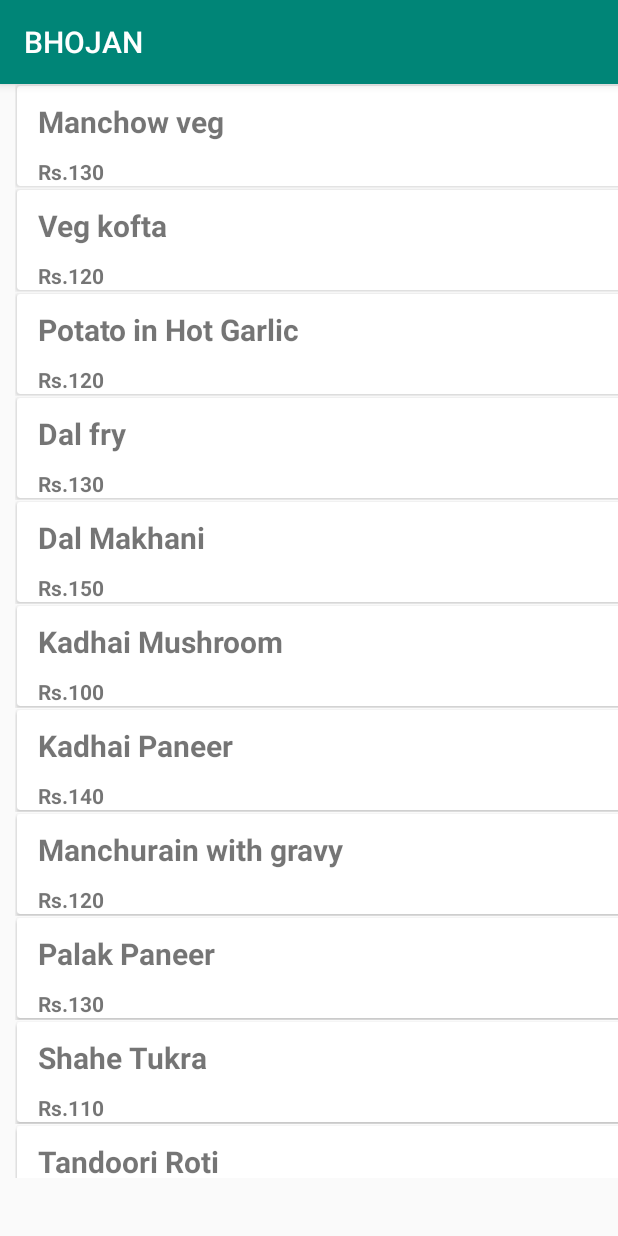
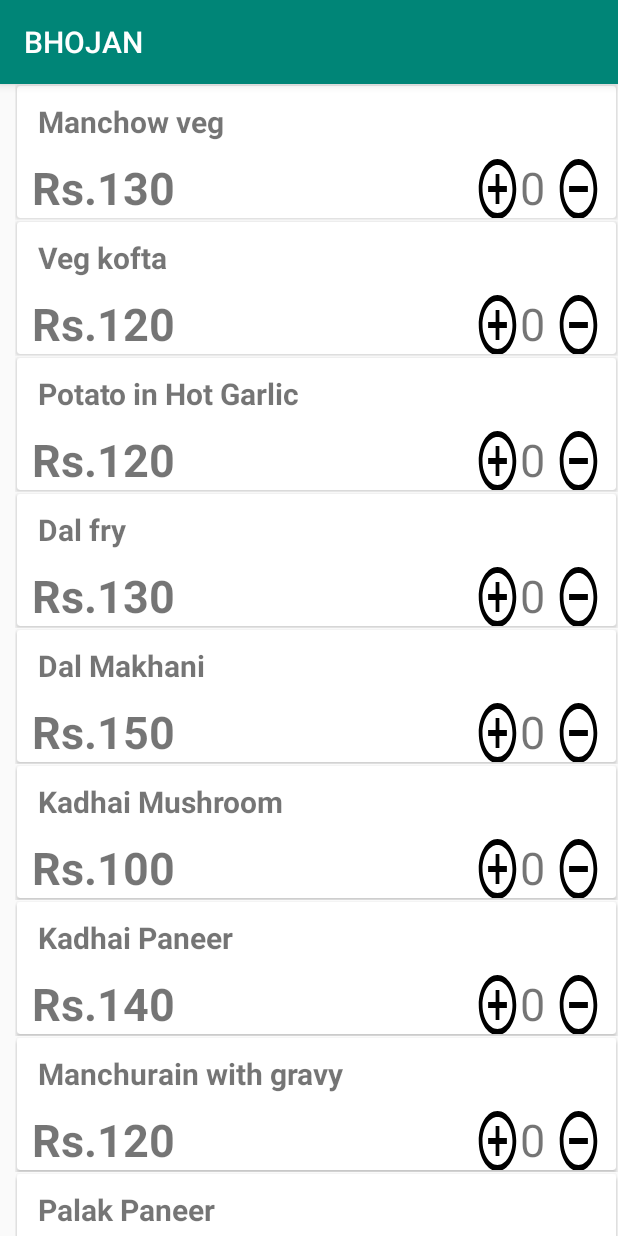
Before and after one commit to TechieAditi/BHOJAN, an Android app: the maincourse screen opened directly, with no data from a screen before it, on a phone screen of 412 x 824 dp. Run offline under Robolectric (Android 15) with nearby library versions, the phone set to English and light mode, and no system bars.

Commit message:
new updates

```diff
--- a/app/build.gradle
+++ b/app/build.gradle
@@ -1,4 +1,5 @@
 apply plugin: 'com.android.application'
+apply plugin: 'com.google.gms.google-services'
 
 android {
     compileSdkVersion 28
@@ -23,9 +24,11 @@ dependencies {
     implementation 'androidx.appcompat:appcompat:1.1.0'
     implementation 'androidx.constraintlayout:constraintlayout:1.1.3'
     implementation 'com.google.android.material:material:1.0.0'
+    implementation 'com.google.firebase:firebase-database:16.0.4'
     testImplementation 'junit:junit:4.12'
     androidTestImplementation 'androidx.test.ext:junit:1.1.1'
     androidTestImplementation 'androidx.test.espresso:espresso-core:3.2.0'
     implementation 'androidx.recyclerview:recyclerview:1.0.0'
     implementation 'androidx.cardview:cardview:1.0.0'
+    implementation 'com.google.firebase:firebase-auth:16.0.4'
 }
--- a/app/src/main/AndroidManifest.xml
+++ b/app/src/main/AndroidManifest.xml
@@ -9,7 +9,8 @@
         android:roundIcon="@mipmap/ic_launcher_round"
         android:supportsRtl="true"
         android:theme="@style/AppTheme">
-        <activity android:name=".dessert"></activity>
+        <activity android:name=".Loginactivity"></activity>
+        <activity android:name=".dessert" />
         <activity android:name=".bevrage" />
         <activity android:name=".maincourse" />
         <activity android:name=".starter" />
--- a/app/src/main/java/Adapter/MyAdapter.java
+++ b/app/src/main/java/Adapter/MyAdapter.java
@@ -1,42 +1,50 @@
 package Adapter;
 
 import android.content.Context;
+import android.content.Intent;
 import android.view.LayoutInflater;
 import android.view.View;
 import android.view.ViewGroup;
+import android.widget.Button;
 import android.widget.TextView;
 import android.widget.Toast;
 
 import androidx.annotation.NonNull;
 import androidx.recyclerview.widget.RecyclerView;
 
+import com.elab.bhojan.MainActivity;
 import com.elab.bhojan.R;
 
 import java.util.List;
 
 import Model.listitem;
 
+import static android.media.CamcorderProfile.get;
+
 public class MyAdapter extends RecyclerView.Adapter<MyAdapter.ViewHolder> {
-private Context context;
-private  List<listitem> listitems;
-  public MyAdapter(Context context, List listitem)
-  {
-      this.context=context;
-      this.listitems=listitem;
+    int count=0;
+    private Context context;
+    private List<listitem> listitems;
 
-  }
+    public MyAdapter(Context context, List listitem) {
+        this.context = context;
+        this.listitems = listitem;
+
+    }
+
     @Override
     public ViewHolder onCreateViewHolder(@NonNull ViewGroup parent, int viewType) {
-      View view= LayoutInflater.from(parent.getContext()).inflate(R.layout.list_row,parent,false);
-      return new ViewHolder(view);
+        View view = LayoutInflater.from(parent.getContext()).inflate(R.layout.list_row, parent, false);
+        return new ViewHolder(view);
 
     }
 
     @Override
     public void onBindViewHolder(@NonNull MyAdapter.ViewHolder holder, int position) {
-      listitem items=listitems.get(position);
-     holder.name.setText(items.getName());
-     holder.price.setText(items.getPrice());
+        listitem items = listitems.get(position);
+        holder.name.setText(items.getName());
+        holder.price.setText(items.getPrice());
+        holder.quantity.setText(items.getqu());
     }
 
     @Override
@@ -44,26 +52,86 @@ private  List<listitem> listitems;
         return listitems.size();
     }
 
-    public class ViewHolder extends RecyclerView.ViewHolder implements View.OnClickListener
-    {
+    public class ViewHolder extends RecyclerView.ViewHolder implements View.OnClickListener {
         public TextView name;
         public TextView price;
+        public TextView quantity;
+        public Button submit;
+        public Button addButton;
+        public Button minusbutton;
+
         public ViewHolder(@NonNull View itemView) {
             super(itemView);
             itemView.setOnClickListener(this);
-            name=(TextView)itemView.findViewById(R.id.name);
-            price=(TextView)itemView.findViewById(R.id.price);
+
+            name = (TextView) itemView.findViewById(R.id.name);
+            price = (TextView) itemView.findViewById(R.id.price);
+            quantity = (TextView) itemView.findViewById(R.id.quantity);
+            addButton = (Button) itemView.findViewById(R.id.add);
+            minusbutton = (Button) itemView.findViewById(R.id.minus);
+            //submit = (Button) itemView.findViewById(R.id.place);
+           /* submit.setOnClickListener(new View.OnClickListener() {
+                @Override
+                public void onClick(View v) {
+                    Toast.makeText(context,"Order placed...Returning to main menu",Toast.LENGTH_LONG).show();
+                    Intent intent=new Intent(context, MainActivity.class);
+                    context.startActivity(intent);
+                }
+            });
+*/
+
+            addButton.setOnClickListener(this);
+            minusbutton.setOnClickListener(this);
+        }
+        public void onClick(View view) {
+            switch (view.getId())
+            {
+                case R.id.add :
+                    int position = getAdapterPosition();
+                    listitem items = listitems.get(position);
+                    editItem(items);
+
+                    break;
+                case R.id.minus :
+                     position = getAdapterPosition();
+                     items = listitems.get(position);
+
+                    editminusItem(items);
+                    break;
+            }
 
         }
 
-        @Override
-        public void onClick(View view) {
+        private void editminusItem(final listitem items) {
+            if(items.getqu().equals("0"))
+            {
+             Toast.makeText(context,"wrong",Toast.LENGTH_LONG).show();
+            }
+            else {
+                --count;
+                String c = Integer.toString(count);
+                items.setqu(c);
+            }
+            addtofirebase();
 
-            //get position of the row click
-            int pos=getAdapterPosition();
-            listitem item=listitems.get(pos);
-            Toast.makeText(context,item.getName(),Toast.LENGTH_LONG).show();
-            Toast.makeText(context,item.getPrice(),Toast.LENGTH_LONG).show();
         }
+
+
+
+        private void editItem(final listitem items) {
+            ++count;
+            String c=Integer.toString(count);
+            Toast.makeText(context,c,Toast.LENGTH_LONG).show();
+            items.setqu(c);
+            //addtofirebase();
+
+
+        }
+        private void addtofirebase() {
+
+        }
+
+
+
     }
 }
--- a/app/src/main/java/Model/listitem.java
+++ b/app/src/main/java/Model/listitem.java
@@ -3,11 +3,13 @@ package Model;
 public class listitem {
     private String name;
     private String price;
+    private String qu;
 
-    public listitem(String name,String price)
+    public listitem(String name,String price,String qu)
     {
         this.name=name;
         this.price=price;
+        this.qu=qu;
     }
     public String getName() {
         return name;
@@ -24,6 +26,14 @@ public class listitem {
     public void setPrice(String price) {
         this.price = price;
     }
+    public String getqu() {
+        return qu;
+    }
+
+    public void setqu(String name) {
+        this.qu = qu;
+    }
+
 
 
 }
--- a/app/src/main/java/com/elab/bhojan/maincourse.java
+++ b/app/src/main/java/com/elab/bhojan/maincourse.java
@@ -25,48 +25,48 @@ public class maincourse extends AppCompatActivity {
         recyclerView.setHasFixedSize(true);
         recyclerView.setLayoutManager(new LinearLayoutManager(this));
         listitems=new ArrayList<>();
-        listitem item1=new listitem("Manchow veg","Rs.130");
+        listitem item1=new listitem("Manchow veg","Rs.130","0");
         listitems.add(item1);
-        listitem item13=new listitem("Veg kofta","Rs.120");
+        listitem item13=new listitem("Veg kofta","Rs.120","0");
         listitems.add(item13);
-        listitem item14=new listitem("Potato in Hot Garlic ","Rs.120");
+        listitem item14=new listitem("Potato in Hot Garlic ","Rs.120","0");
         listitems.add(item14);
-        listitem item2=new listitem("Dal fry","Rs.130");
+        listitem item2=new listitem("Dal fry","Rs.130","0");
         listitems.add(item2);
-        listitem item3=new listitem("Dal Makhani","Rs.150");
+        listitem item3=new listitem("Dal Makhani","Rs.150","0");
         listitems.add(item3);
-        listitem item4=new listitem("Kadhai Mushroom","Rs.100");
+        listitem item4=new listitem("Kadhai Mushroom","Rs.100","0");
         listitems.add(item4);
-        listitem item5=new listitem("Kadhai Paneer","Rs.140");
+        listitem item5=new listitem("Kadhai Paneer","Rs.140","0");
         listitems.add(item5);
-        listitem item6=new listitem("Manchurain with gravy","Rs.120");
+        listitem item6=new listitem("Manchurain with gravy","Rs.120","0");
         listitems.add(item6);
-        listitem item7=new listitem("Palak Paneer","Rs.130");
+        listitem item7=new listitem("Palak Paneer","Rs.130","0");
         listitems.add(item7);
-        listitem item8=new listitem("Shahe Tukra","Rs.110");
+        listitem item8=new listitem("Shahe Tukra","Rs.110","0");
         listitems.add(item8);
-        listitem item9=new listitem("Tandoori Roti","Rs.30");
+        listitem item9=new listitem("Tandoori Roti","Rs.30","0");
         listitems.add(item9);
-        listitem item10=new listitem("Naan","Rs.40");
+        listitem item10=new listitem("Naan","Rs.40","0");
         listitems.add(item10);
-        listitem item11=new listitem("Garlic Naan","Rs.50");
+        listitem item11=new listitem("Garlic Naan","Rs.50","0");
         listitems.add(item11);
-        listitem item12=new listitem("Laccha paratha","Rs.30");
+        listitem item12=new listitem("Laccha paratha","Rs.30","0");
         listitems.add(item12);
         listitems.add(item5);
-        listitem item15=new listitem("Jeera Rice","Rs.120");
+        listitem item15=new listitem("Jeera Rice","Rs.120","0");
         listitems.add(item15);
-        listitem item16=new listitem("Pullow","Rs.130");
+        listitem item16=new listitem("Pullow","Rs.130","0");
         listitems.add(item16);
-        listitem item17=new listitem("Biryani","Rs.110");
+        listitem item17=new listitem("Biryani","Rs.110","0");
         listitems.add(item17);
-        listitem item18=new listitem("Plain Rice","Rs.90");
+        listitem item18=new listitem("Plain Rice","Rs.90","0");
         listitems.add(item18);
-        listitem item19=new listitem("Veg Thali","Rs.190");
+        listitem item19=new listitem("Veg Thali","Rs.190","0");
         listitems.add(item19);
-        listitem item20=new listitem("Rajasthani Thali","Rs.200");
+        listitem item20=new listitem("Rajasthani Thali","Rs.200","0");
         listitems.add(item20);
-        listitem item21=new listitem("Rajasthani Special Thali","Rs.230");
+        listitem item21=new listitem("Rajasthani Special Thali","Rs.230","0");
         listitems.add(item21);
 
         adapter=new MyAdapter(this,listitems);
--- /dev/null
+++ b/app/src/main/res/drawable/ic_add_circle_outline_black_24dp.xml
@@ -0,0 +1,9 @@
+<vector xmlns:android="http://schemas.android.com/apk/res/android"
+        android:width="24dp"
+        android:height="24dp"
+        android:viewportWidth="24.0"
+        android:viewportHeight="24.0">
+    <path
+        android:fillColor="#FF000000"
+        android:pathData="M13,7h-2v4L7,11v2h4v4h2v-4h4v-2h-4L13,7zM12,2C6.48,2 2,6.48 2,12s4.48,10 10,10 10,-4.48 10,-10S17.52,2 12,2zM12,20c-4.41,0 -8,-3.59 -8,-8s3.59,-8 8,-8 8,3.59 8,8 -3.59,8 -8,8z"/>
+</vector>
--- /dev/null
+++ b/app/src/main/res/drawable/ic_remove_circle_outline_black_24dp.xml
@@ -0,0 +1,9 @@
+<vector xmlns:android="http://schemas.android.com/apk/res/android"
+        android:width="24dp"
+        android:height="24dp"
+        android:viewportWidth="24.0"
+        android:viewportHeight="24.0">
+    <path
+        android:fillColor="#FF000000"
+        android:pathData="M7,11v2h10v-2L7,11zM12,2C6.48,2 2,6.48 2,12s4.48,10 10,10 10,-4.48 10,-10S17.52,2 12,2zM12,20c-4.41,0 -8,-3.59 -8,-8s3.59,-8 8,-8 8,3.59 8,8 -3.59,8 -8,8z"/>
+</vector>
--- a/app/src/main/res/layout/activity_starter.xml
+++ b/app/src/main/res/layout/activity_starter.xml
@@ -1,16 +1,26 @@
 <?xml version="1.0" encoding="utf-8"?>
-<LinearLayout xmlns:android="http://schemas.android.com/apk/res/android"
+<RelativeLayout xmlns:android="http://schemas.android.com/apk/res/android"
     xmlns:app="http://schemas.android.com/apk/res-auto"
     xmlns:tools="http://schemas.android.com/tools"
     android:layout_width="match_parent"
     android:layout_height="match_parent"
-    tools:context=".starter">
+    tools:context=".starter"
+    android:orientation="vertical">
 
     <androidx.recyclerview.widget.RecyclerView
         android:id="@+id/rv"
         android:layout_width="409dp"
-        android:layout_height="729dp"
+        android:layout_height="wrap_content"
         android:layout_marginLeft="10dp"
         tools:layout_editor_absoluteX="1dp"
         tools:layout_editor_absoluteY="1dp" />
-</LinearLayout>
+    <Button
+        android:id="@+id/place"
+        android:layout_width="match_parent"
+        android:layout_height="wrap_content"
+        android:layout_below="@+id/rv"
+        android:text="Place Order"
+        android:textColor="@color/cardview_light_background"
+        android:background="@color/colorAccent"></Button>
+
+</RelativeLayout>
--- a/app/src/main/res/layout/list_row.xml
+++ b/app/src/main/res/layout/list_row.xml
@@ -15,6 +15,7 @@
             android:layout_height="match_parent"
             android:orientation="vertical">
 
+
             <TextView
                 android:id="@+id/name"
                 android:layout_width="wrap_content"
@@ -24,17 +25,45 @@
                 android:textSize="20dp"
                 android:paddingLeft="14dp"
                 android:paddingTop="10dp"
-               android:layout_weight="1">
+               android:layout_weight="1"> </TextView>
+            <LinearLayout
+                android:layout_width="wrap_content"
+                android:layout_height="wrap_content"
+                android:orientation="horizontal">
 
-            </TextView>
             <TextView
                 android:id="@+id/price"
                 android:layout_width="wrap_content"
                 android:layout_height="wrap_content"
                 android:paddingTop="10dp"
-                android:paddingLeft="14dp"
+                android:paddingLeft="10dp"
                 android:textStyle="bold"
-                android:text="price"/>
+                android:text="price"
+                android:textSize="30dp"/>
+                <Button
+                    android:id="@+id/add"
+                    android:paddingTop="10dp"
+                    android:layout_marginLeft="200dp"
+                    android:layout_width="30dp"
+                    android:layout_height="wrap_content"
+                    android:background="@drawable/ic_add_circle_outline_black_24dp"></Button>
+                <TextView
+                    android:id="@+id/quantity"
+                    android:layout_width="wrap_content"
+                    android:layout_height="wrap_content"
+                    android:hint=" 0"
+                    android:textSize="30dp"></TextView>
+                <Button
+                    android:id="@+id/minus"
+                    android:paddingTop="10dp"
+                    android:layout_marginLeft="0dp"
+                    android:layout_width="30dp"
+                    android:layout_height="wrap_content"
+                    android:background="@drawable/ic_remove_circle_outline_black_24dp"></Button>
+
+            </LinearLayout>
+
+
         </LinearLayout>
     </androidx.cardview.widget.CardView>
 </RelativeLayout>
--- a/build.gradle
+++ b/build.gradle
@@ -8,6 +8,7 @@ buildscript {
     }
     dependencies {
         classpath 'com.android.tools.build:gradle:3.5.1'
+        classpath 'com.google.gms:google-services:4.2.0'
 
         // NOTE: Do not place your application dependencies here; they belong
         // in the individual module build.gradle files
```
Also changed, not shown: app/src/main/java/com/elab/bhojan/MainActivity.java (+38 -0 lines), app/src/main/java/com/elab/bhojan/bevrage.java (+14 -14 lines), app/src/main/java/com/elab/bhojan/dessert.java (+14 -14 lines), app/src/main/java/com/elab/bhojan/starter.java (+14 -14 lines).
